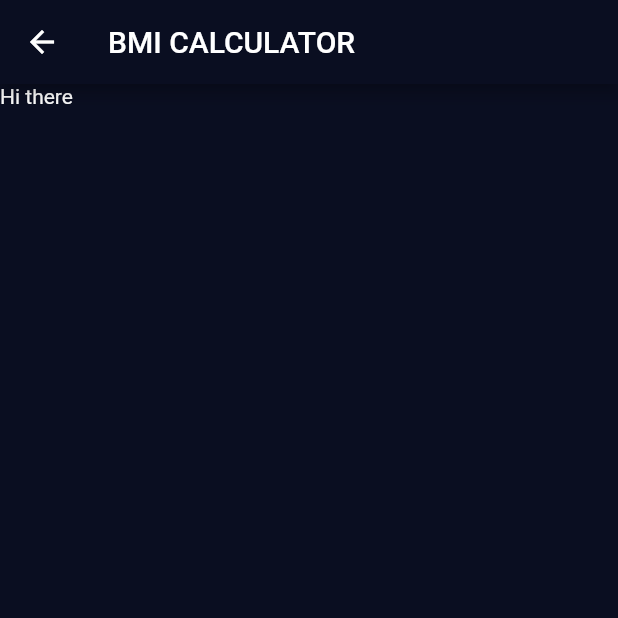
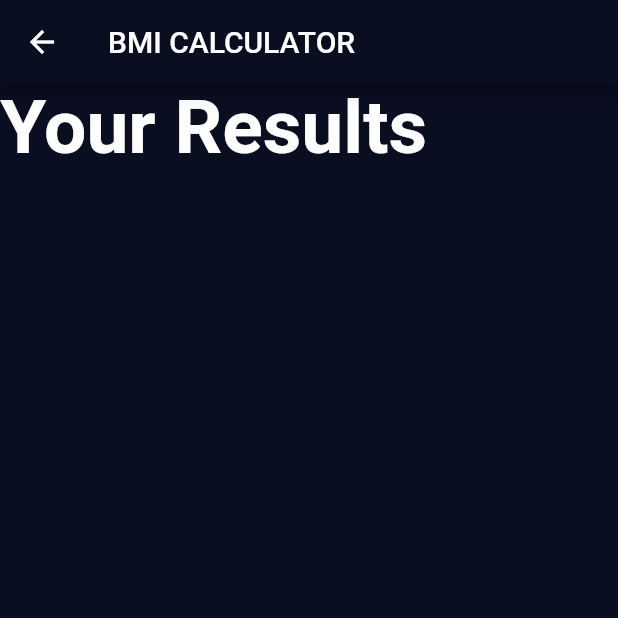
Before and after one commit to raj-arun/flutter_bmi_calculator, a Flutter app: the ResultsPage screen opened directly, on a phone screen of 412 x 824 dp, the top half of it. Run offline on Flutter 3.47's test engine with Material 2 defaults, Android fonts, the phone set to English and light mode, and no system bars; our stand-ins replace font_awesome_flutter.

Commit message:
Changes to Results Page
Added new style in constants file

```diff
--- a/lib/constants.dart
+++ b/lib/constants.dart
@@ -19,3 +19,8 @@ const kFeaturesTextStyle = TextStyle(
   fontSize: 50.0,
   fontWeight: FontWeight.w900,
 );
+
+const kTitleTextStyle = TextStyle(
+  fontSize: 50.0,
+  fontWeight: FontWeight.bold,
+);
--- a/lib/results_page.dart
+++ b/lib/results_page.dart
@@ -1,4 +1,6 @@
 import 'package:flutter/material.dart';
+
+import 'constants.dart';
 
 class ResultsPage extends StatelessWidget {
   @override
@@ -7,8 +9,18 @@ class ResultsPage extends StatelessWidget {
       appBar: AppBar(
         title: Text('BMI CALCULATOR'),
       ),
-      body: Container(
-        child: Text('Hi there'),
+      body: Column(
+        mainAxisAlignment: MainAxisAlignment.spaceEvenly,
+        children: <Widget>[
+          Expanded(
+            child: Container(
+              child: Text(
+                'Your Results',
+                style: kTitleTextStyle,
+              ),
+            ),
+          )
+        ],
       ),
     );
   }
```
